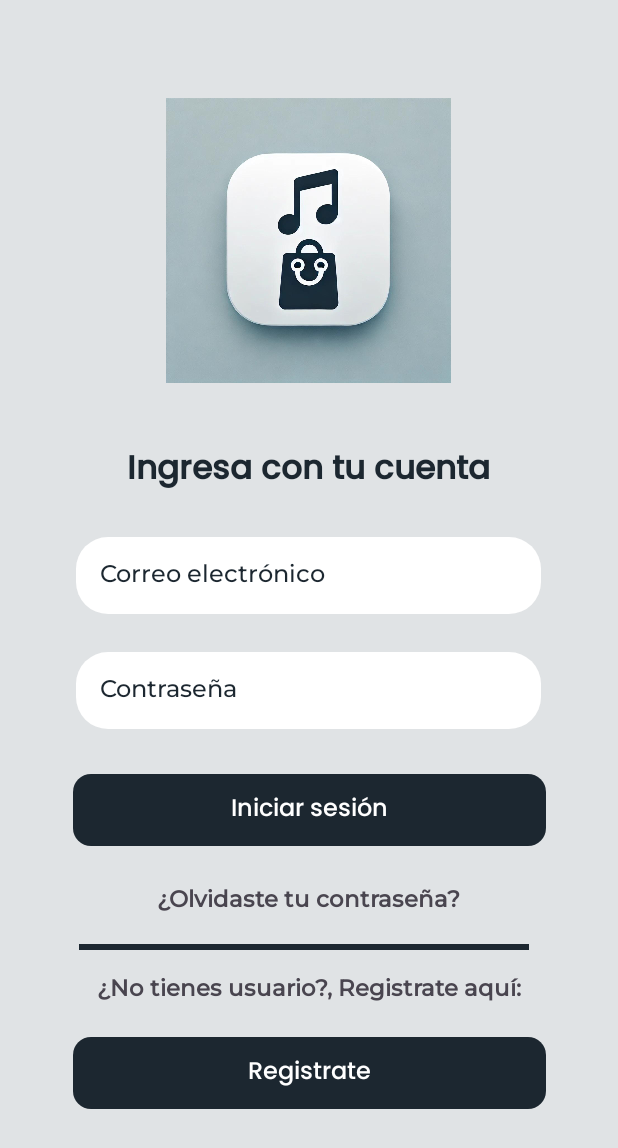
After one commit to Camilo-a-g-d/BeatNation, an Android app: the layout login_activity.xml on its own in the app's theme, with its tools: preview values and no code run, on a phone screen of 412 x 824 dp. The commit adds this screen. Shown: the top 1148 px of the screen. Run offline under Robolectric (Android 15) with nearby library versions, the phone set to English and light mode, and no system bars.

Commit message:
Creación de login activity

```diff
--- a/app/src/main/AndroidManifest.xml
+++ b/app/src/main/AndroidManifest.xml
@@ -21,6 +21,9 @@
                 <category android:name="android.intent.category.LAUNCHER" />
             </intent-filter>
         </activity>
+        <activity android:name=".LoginActivity"/>
+        <activity android:name=".PreRegisterActivity"/>
+        <activity android:name=".RegisterActivity"/>
         <activity android:name=".MainActivity"/>
         <meta-data
             android:name="preloaded_fonts"
--- /dev/null
+++ b/app/src/main/java/com/example/beatnation/PreRegisterActivity.kt
@@ -0,0 +1,6 @@
+package com.example.beatnation
+
+import androidx.appcompat.app.AppCompatActivity
+
+class PreRegisterActivity : AppCompatActivity() {
+}
--- /dev/null
+++ b/app/src/main/java/com/example/beatnation/RegisterActivity.kt
@@ -0,0 +1,6 @@
+package com.example.beatnation
+
+import androidx.appcompat.app.AppCompatActivity
+
+class RegisterActivity : AppCompatActivity() {
+}
--- a/app/src/main/java/com/example/beatnation/SplashActivity.kt
+++ b/app/src/main/java/com/example/beatnation/SplashActivity.kt
@@ -17,7 +17,7 @@ class SplashActivity : AppCompatActivity() {
         // Llevar a MainActivity
         Handler(mainLooper).postDelayed({
             startActivity(
-                Intent(this, MainActivity::class.java)
+                Intent(this, LoginActivity::class.java)
             );
             finish();
         }, SPLASH_TIME_OUT);
--- /dev/null
+++ b/app/src/main/res/drawable/btn_primary_style.xml
@@ -0,0 +1,7 @@
+<?xml version="1.0" encoding="utf-8"?>
+<shape
+    xmlns:android="http://schemas.android.com/apk/res/android"
+    android:shape="rectangle">
+    <solid android:color="@color/king_blue"/>
+    <corners android:radius="12dp" />
+</shape>
--- /dev/null
+++ b/app/src/main/res/drawable/btn_secondary_style.xml
@@ -0,0 +1,7 @@
+<?xml version="1.0" encoding="utf-8"?>
+<shape
+    xmlns:android="http://schemas.android.com/apk/res/android"
+    android:shape="rectangle">
+    <solid android:color="@color/dark_gray"/>
+    <corners android:radius="12dp" />
+</shape>
--- /dev/null
+++ b/app/src/main/res/drawable/edit_text_rounded.xml
@@ -0,0 +1,7 @@
+<?xml version="1.0" encoding="utf-8"?>
+<shape
+    xmlns:android="http://schemas.android.com/apk/res/android"
+    android:shape="rectangle">
+    <solid android:color="@color/white"/>
+    <corners android:radius="21dp" />
+</shape>
--- /dev/null
+++ b/app/src/main/res/layout/login_activity.xml
@@ -0,0 +1,123 @@
+<?xml version="1.0" encoding="utf-8"?>
+<androidx.constraintlayout.widget.ConstraintLayout xmlns:android="http://schemas.android.com/apk/res/android"
+    xmlns:app="http://schemas.android.com/apk/res-auto"
+    xmlns:tools="http://schemas.android.com/tools"
+    android:id="@+id/LoginActivity"
+    android:layout_width="match_parent"
+    android:layout_height="match_parent"
+    android:background="@color/main_color"
+    tools:context=".LoginActivity">
+
+    <ImageView
+        android:id="@+id/imgAppLogin"
+        android:layout_width="190dp"
+        android:layout_height="190dp"
+        android:layout_marginTop="65dp"
+        android:contentDescription="@string/icon_img_alt"
+        app:layout_constraintEnd_toEndOf="parent"
+        app:layout_constraintHorizontal_bias="0.497"
+        app:layout_constraintStart_toStartOf="parent"
+        app:layout_constraintTop_toTopOf="parent"
+        app:srcCompat="@drawable/logo_beat_nation" />
+
+    <TextView
+        android:id="@+id/enterLabelLogin"
+        android:layout_width="wrap_content"
+        android:layout_height="wrap_content"
+        android:layout_marginTop="40dp"
+        android:fontFamily="@font/poppins_medium"
+        android:text="@string/enterWithYourAccountLabel"
+        android:textAlignment="textStart"
+        android:textColor="@color/king_blue"
+        android:textSize="22sp"
+        android:textStyle="bold"
+        app:layout_constraintEnd_toEndOf="parent"
+        app:layout_constraintHorizontal_bias="0.498"
+        app:layout_constraintStart_toStartOf="parent"
+        app:layout_constraintTop_toBottomOf="@+id/imgAppLogin" />
+
+    <EditText
+        android:id="@+id/inputUserEmailLogin"
+        style="@style/editTextRounded"
+        android:layout_width="310dp"
+        android:layout_height="wrap_content"
+        android:layout_marginTop="25dp"
+        android:ems="10"
+        android:hint="@string/inputUserEmailPlaceholder"
+        android:inputType="textEmailAddress"
+        app:layout_constraintEnd_toEndOf="parent"
+        app:layout_constraintHorizontal_bias="0.497"
+        app:layout_constraintStart_toStartOf="parent"
+        app:layout_constraintTop_toBottomOf="@+id/enterLabelLogin" />
+
+    <EditText
+        android:id="@+id/inputPasswordLogin"
+        style="@style/editTextRounded"
+        android:layout_width="310dp"
+        android:layout_height="wrap_content"
+        android:layout_marginTop="25dp"
+        android:ems="10"
+        android:hint="@string/inputPasswordPlaceholder"
+        android:inputType="textPassword"
+        app:layout_constraintEnd_toEndOf="parent"
+        app:layout_constraintHorizontal_bias="0.497"
+        app:layout_constraintStart_toStartOf="parent"
+        app:layout_constraintTop_toBottomOf="@+id/inputUserEmailLogin" />
+
+    <Button
+        android:id="@+id/btnLogin"
+        style="@style/btnPrimary"
+        android:layout_width="315dp"
+        android:layout_height="wrap_content"
+        android:layout_marginTop="30dp"
+        android:text="@string/btnLoginLabel"
+        app:layout_constraintEnd_toEndOf="parent"
+        app:layout_constraintStart_toStartOf="parent"
+        app:layout_constraintTop_toBottomOf="@+id/inputPasswordLogin" />
+
+    <TextView
+        android:id="@+id/resetPasswordLabel"
+        android:layout_width="wrap_content"
+        android:layout_height="wrap_content"
+        android:layout_marginTop="25dp"
+        android:fontFamily="@font/montserrat_medium"
+        android:text="@string/resetPasswordLabel"
+        android:textSize="15sp"
+        android:textStyle="bold"
+        app:layout_constraintEnd_toEndOf="parent"
+        app:layout_constraintStart_toStartOf="parent"
+        app:layout_constraintTop_toBottomOf="@+id/btnLogin" />
+
+    <View
+        android:id="@+id/lineDividerView"
+        android:layout_marginTop="17dp"
+        style="@style/lineDivider"
+        app:layout_constraintEnd_toEndOf="parent"
+        app:layout_constraintHorizontal_bias="0.473"
+        app:layout_constraintStart_toStartOf="parent"
+        app:layout_constraintTop_toBottomOf="@+id/resetPasswordLabel" />
+
+    <TextView
+        android:id="@+id/createAccountLabel"
+        android:layout_width="wrap_content"
+        android:layout_height="wrap_content"
+        android:layout_marginTop="15dp"
+        android:fontFamily="@font/montserrat_medium"
+        android:text="@string/noUserLabel"
+        android:textSize="15sp"
+        android:textStyle="bold"
+        app:layout_constraintEnd_toEndOf="parent"
+        app:layout_constraintStart_toStartOf="parent"
+        app:layout_constraintTop_toBottomOf="@+id/lineDividerView" />
+
+    <Button
+        android:id="@+id/button2"
+        style="@style/btnSecondary"
+        android:layout_width="315dp"
+        android:layout_height="wrap_content"
+        android:layout_marginTop="20dp"
+        android:text="@string/btnRegisterLabel"
+        app:layout_constraintEnd_toEndOf="parent"
+        app:layout_constraintStart_toStartOf="parent"
+        app:layout_constraintTop_toBottomOf="@+id/createAccountLabel" />
+</androidx.constraintlayout.widget.ConstraintLayout>
--- a/app/src/main/res/values/strings.xml
+++ b/app/src/main/res/values/strings.xml
@@ -1,4 +1,14 @@
 <resources>
     <string name="app_name">Beat Nation</string>
     <string name="app_version">V - 1.0</string>
+    <string name="icon_img_alt">Icono princial - Beat Nation</string>
+
+    <!-- Strings para el login -->
+    <string name="enterWithYourAccountLabel">Ingresa con tu cuenta</string>
+    <string name="inputUserEmailPlaceholder">Correo electrónico</string>
+    <string name="inputPasswordPlaceholder">Contraseña</string>
+    <string name="btnLoginLabel">Iniciar sesión</string>
+    <string name="resetPasswordLabel">¿Olvidaste tu contraseña?</string>
+    <string name="noUserLabel">¿No tienes usuario?, Registrate aquí:</string>
+    <string name="btnRegisterLabel">Registrate</string>
 </resources>
--- /dev/null
+++ b/app/src/main/res/values/style.xml
@@ -0,0 +1,40 @@
+<?xml version="1.0" encoding="utf-8"?>
+<resources>
+    <!-- Estilos de los inputs o campos de texto -->
+    <style name="editTextRounded" parent="@android:style/Widget.EditText">
+        <item name="android:background">@drawable/edit_text_rounded</item>
+        <item name="android:color">@color/king_blue</item>
+        <item name="android:textColorHint">@color/king_blue</item>
+        <item name="android:fontFamily">@font/montserrat_medium</item>
+        <item name="android:textSize">16sp</item>
+        <item name="android:paddingLeft">16dp</item>
+        <item name="android:paddingRight">16dp</item>
+        <item name="android:paddingTop">14dp</item>
+        <item name="android:paddingBottom">14dp</item>
+    </style>
+
+    <!-- Estilos de línea divisiora -->
+    <style name="lineDivider">
+        <item name="android:layout_width">300dp</item>
+        <item name="android:layout_height">4dp</item>
+        <item name="android:background">@color/king_blue</item>
+    </style>
+
+    <!-- Estilo del botón secundarion -->
+    <style name="btnPrimary" parent="@android:style/Widget.Button">
+        <item name="android:background">@drawable/btn_primary_style</item>
+        <item name="android:backgroundTint">@color/king_blue</item>
+        <item name="android:fontFamily">@font/poppins_medium</item>
+        <item name="android:textColor">@color/white</item>
+        <item name="android:textSize">16sp</item>
+    </style>
+
+    <!-- Estilo del botón secundarion -->
+    <style name="btnSecondary" parent="@android:style/Widget.Button">
+        <item name="android:background">@drawable/btn_secondary_style</item>
+        <item name="android:backgroundTint">@color/dark_gray</item>
+        <item name="android:fontFamily">@font/poppins_medium</item>
+        <item name="android:textColor">@color/white</item>
+        <item name="android:textSize">16sp</item>
+    </style>
+</resources>
```
Also changed, not shown: app/src/main/java/com/example/beatnation/LoginActivity.kt (added, +145 -0 lines), app/src/main/res/drawable/bordered_box.xml (added, +9 -0 lines), app/src/main/res/layout/pre_register_activity.xml (added, +12 -0 lines), app/src/main/res/layout/register_activity.xml (added, +12 -0 lines).
